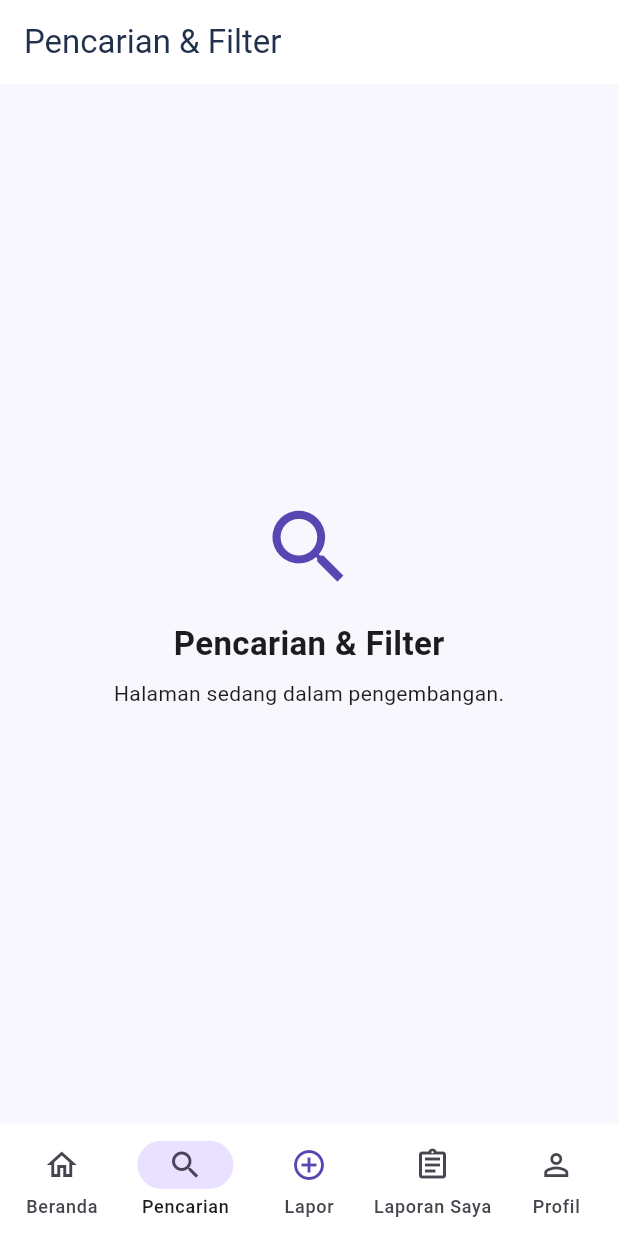
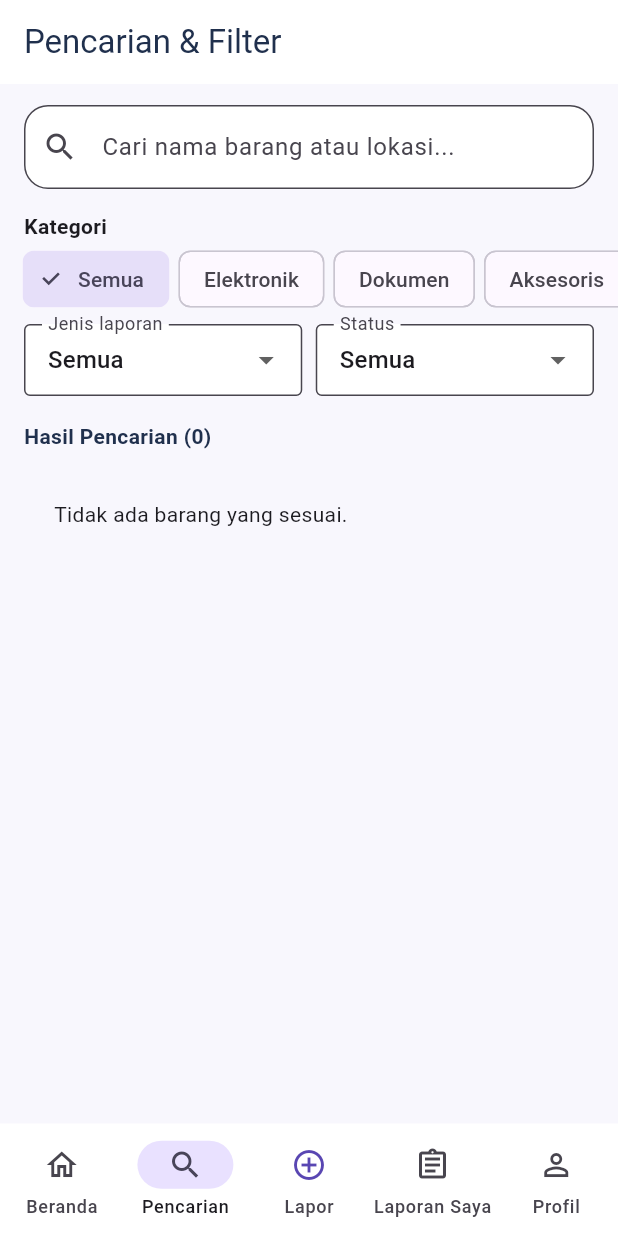
Before and after one commit to afiyfah/CampusLost-Found, a Flutter app: the screen it shows after launch, item 2 of the bottom bar chosen, on a phone screen of 412 x 824 dp. Run offline on Flutter 3.47's test engine with Material 3 defaults, Android fonts, the phone set to English and light mode, and no system bars; our stand-ins replace cloud_firestore, firebase_auth, firebase_core; accounts and stored records are empty; network calls fail.

Commit message:
Integrate search, filter, and report detail pages
Add search and filter functionality, report cards, and report detail page. Connect SearchPage to the main navigation.

```diff
--- a/lib/pages/main_navigation.dart
+++ b/lib/pages/main_navigation.dart
@@ -1,5 +1,7 @@
+
 import 'package:flutter/material.dart';
 import 'home_page.dart';
+import 'search_page.dart';
 
 class MainNavigation extends StatefulWidget {
   const MainNavigation({super.key});
@@ -22,10 +24,11 @@ class _MainNavigationState extends State<MainNavigation> {
   Widget build(BuildContext context) {
     final pages = [
       HomePage(onNavigate: changePage),
-      const _TemporaryPage(
-        title: 'Pencarian & Filter',
-        icon: Icons.search,
-      ),
+
+      // Halaman pencarian milik Hasna
+      const SearchPage(),
+
+      // Halaman anggota lain tetap dipertahankan
       const _TemporaryPage(
         title: 'Lapor Barang',
         icon: Icons.add_circle_outline,
@@ -86,7 +89,7 @@ class _MainNavigationState extends State<MainNavigation> {
   }
 }
 
-// Halaman sementara sebelum integrasi modul anggota
+// Halaman sementara untuk fitur anggota lain
 class _TemporaryPage extends StatelessWidget {
   final String title;
   final IconData icon;
--- /dev/null
+++ b/lib/pages/search_page.dart
@@ -0,0 +1,242 @@
+
+import 'package:cloud_firestore/cloud_firestore.dart';
+import 'package:flutter/material.dart';
+
+import '../services/report_service.dart';
+import '../widgets/report_card.dart';
+
+class SearchPage extends StatefulWidget {
+  const SearchPage({super.key});
+
+  @override
+  State<SearchPage> createState() => _SearchPageState();
+}
+
+class _SearchPageState extends State<SearchPage> {
+  String query = '';
+  String category = 'Semua';
+  String reportType = 'semua';
+  String status = 'semua';
+
+  final categories = const [
+    'Semua',
+    'Elektronik',
+    'Dokumen',
+    'Aksesoris',
+    'Perlengkapan',
+    'Lainnya',
+  ];
+
+  @override
+  Widget build(BuildContext context) {
+    return Scaffold(
+      backgroundColor: campusBackground,
+      appBar: AppBar(
+        title: const Text('Pencarian & Filter'),
+      ),
+      body: Column(
+        children: [
+          Padding(
+            padding: const EdgeInsets.fromLTRB(
+              16, 14, 16, 7,
+            ),
+            child: TextField(
+              onChanged: (s) {
+                setState(() {
+                  query = s.toLowerCase().trim();
+                });
+              },
+              decoration: InputDecoration(
+                hintText: 'Cari nama barang atau lokasi...',
+                prefixIcon: const Icon(Icons.search),
+                fillColor: Colors.white,
+                filled: true,
+                border: OutlineInputBorder(
+                  borderRadius: BorderRadius.circular(16),
+                ),
+              ),
+            ),
+          ),
+          const Align(
+            alignment: Alignment.centerLeft,
+            child: Padding(
+              padding: EdgeInsets.fromLTRB(16, 8, 0, 4),
+              child: Text(
+                'Kategori',
+                style: TextStyle(
+                  fontWeight: FontWeight.bold,
+                ),
+              ),
+            ),
+          ),
+          SizedBox(
+            height: 42,
+            child: ListView(
+              scrollDirection: Axis.horizontal,
+              padding: const EdgeInsets.symmetric(
+                horizontal: 12,
+              ),
+              children: categories.map((c) {
+                return Padding(
+                  padding: const EdgeInsets.symmetric(
+                    horizontal: 3,
+                  ),
+                  child: ChoiceChip(
+                    label: Text(c),
+                    selected: category == c,
+                    onSelected: (_) {
+                      setState(() => category = c);
+                    },
+                  ),
+                );
+              }).toList(),
+            ),
+          ),
+          Padding(
+            padding: const EdgeInsets.symmetric(
+              horizontal: 16,
+              vertical: 9,
+            ),
+            child: Row(
+              children: [
+                Expanded(
+                  child: DropdownButtonFormField<String>(
+                    initialValue: reportType,
+                    decoration: const InputDecoration(
+                      labelText: 'Jenis laporan',
+                      border: OutlineInputBorder(),
+                      isDense: true,
+                    ),
+                    items: const [
+                      DropdownMenuItem(
+                        value: 'semua',
+                        child: Text('Semua'),
+                      ),
+                      DropdownMenuItem(
+                        value: 'hilang',
+                        child: Text('Hilang'),
+                      ),
+                      DropdownMenuItem(
+                        value: 'ditemukan',
+                        child: Text('Ditemukan'),
+                      ),
+                    ],
+                    onChanged: (v) {
+                      setState(() {
+                        reportType = v ?? 'semua';
+                      });
+                    },
+                  ),
+                ),
+                const SizedBox(width: 9),
+                Expanded(
+                  child: DropdownButtonFormField<String>(
+                    initialValue: status,
+                    decoration: const InputDecoration(
+                      labelText: 'Status',
+                      border: OutlineInputBorder(),
+                      isDense: true,
+                    ),
+                    items: const [
+                      DropdownMenuItem(
+                        value: 'semua',
+                        child: Text('Semua'),
+                      ),
+                      DropdownMenuItem(
+                        value: 'aktif',
+                        child: Text('Aktif'),
+                      ),
+                      DropdownMenuItem(
+                        value: 'selesai',
+                        child: Text('Selesai'),
+                      ),
+                    ],
+                    onChanged: (v) {
+                      setState(() {
+                        status = v ?? 'semua';
+                      });
+                    },
+                  ),
+                ),
+              ],
+            ),
+          ),
+          Expanded(
+            child: StreamBuilder<
+                QuerySnapshot<Map<String, dynamic>>>(
+              stream: ReportService.watchAll(),
+              builder: (context, snapshot) {
+                if (snapshot.hasError) {
+                  return Center(
+                    child: Text(
+                      'Gagal membaca data: ${snapshot.error}',
+                    ),
+                  );
+                }
+
+                if (!snapshot.hasData) {
+                  return const Center(
+                    child: CircularProgressIndicator(),
+                  );
+                }
+
+                final filtered =
+                    snapshot.data!.docs.where((doc) {
+                  final d = doc.data();
+
+                  final name =
+                      reportText(d, 'itemName', '')
+                          .toLowerCase();
+                  final loc =
+                      reportText(d, 'location', '')
+                          .toLowerCase();
+                  final cat =
+                      reportText(d, 'category', '');
+                  final typ =
+                      reportText(d, 'reportType', '');
+                  final stat =
+                      reportText(d, 'status', '');
+
+                  return (name.contains(query) ||
+                          loc.contains(query)) &&
+                      (category == 'Semua' ||
+                          cat == category) &&
+                      (reportType == 'semua' ||
+                          typ == reportType) &&
+                      (status == 'semua' ||
+                          stat == status);
+                }).toList();
+
+                return ListView(
+                  padding: const EdgeInsets.fromLTRB(
+                    16, 8, 16, 16,
+                  ),
+                  children: [
+                    Text(
+                      'Hasil Pencarian (${filtered.length})',
+                      style: const TextStyle(
+                        fontWeight: FontWeight.bold,
+                        color: campusInk,
+                      ),
+                    ),
+                    const SizedBox(height: 12),
+                    if (filtered.isEmpty)
+                      const Padding(
+                        padding: EdgeInsets.all(20),
+                        child: Text(
+                          'Tidak ada barang yang sesuai.',
+                        ),
+                      ),
+                    ...filtered.map(
+                      (d) => ReportCard(document: d),
+                    ),
+                  ],
+                );
+              },
+            ),
+          ),
+        ],
+      ),
+    );
+  }
+}
```
Also changed, not shown: lib/pages/detail_page.dart (added, +184 -0 lines), lib/widgets/report_card.dart (added, +171 -0 lines).
